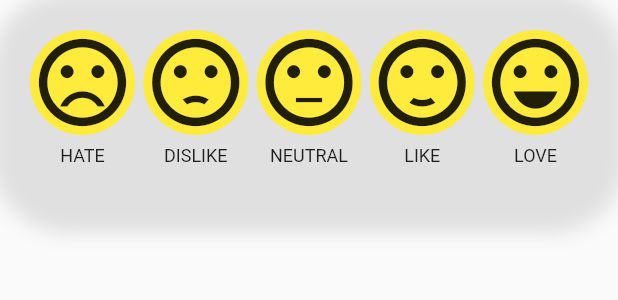
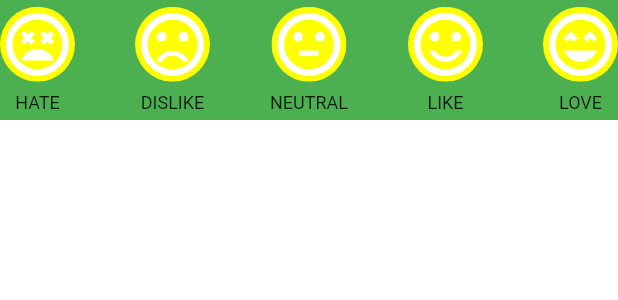
Before and after one commit to omarakhayyat/AlAinMuseum, a Flutter app: the FeedBackTap widget shown alone on an empty page, opened directly, on a phone screen of 412 x 824 dp. Shown: the top 300 px of the screen. Run offline on Flutter 3.47's test engine with Material 2 defaults, Android fonts, the phone set to English and light mode, and no system bars; our stand-ins replace animated_splash_screen, carousel_slider, chewie, google_nav_bar, page_transition, splashscreen and 2 more; missing offline and left inert: flutter_panorama; network calls fail.

Commit message:
Add Dark Theme

```diff
--- a/lib/main.dart
+++ b/lib/main.dart
@@ -1,4 +1,7 @@
 import 'package:flutter/material.dart';
+import 'package:provider/provider.dart';
+import 'package:webview/tabs/nav_bar.dart';
+import 'package:webview/theme/app_theme.dart';
 
 import 'Widgets/splash_screen_page.dart';
 
@@ -6,17 +9,21 @@ import 'Widgets/splash_screen_page.dart';
 //TODO -- DELETE ALL UNUSED CODE, AND CHECK ALL PROJECT FOR UNUSED CODE
 void main() => runApp(MyApp());
 
-class MyApp extends StatelessWidget {
-  // This widget is the root of your application.
+class MyApp extends StatefulWidget {
+  @override
+  _MyAppState createState() => _MyAppState();
+}
+
+class _MyAppState extends State<MyApp> with WidgetsBindingObserver {
   @override
   Widget build(BuildContext context) {
     return MaterialApp(
       debugShowCheckedModeBanner: false,
       title: 'Al Ain Palace Museum',
-      theme: ThemeData(
-        primarySwatch: Colors.blue,
-      ),
-      home: SplashScreenPage(),
+      theme: AppTheme.lightTheme,
+      darkTheme: AppTheme.darkTheme,
+      themeMode: ThemeMode.system,
+      home: NavBar(),
     );
   }
 }
--- a/lib/tabs/explore_tab.dart
+++ b/lib/tabs/explore_tab.dart
@@ -106,7 +106,7 @@ class _ExploreTabState extends State<ExploreTab> {
     );
 
     return Scaffold(
-      backgroundColor: Colors.black87,
+      backgroundColor: Theme.of(context).scaffoldBackgroundColor,
       body: ListView(
         children: <Widget>[
           Padding(
@@ -181,7 +181,7 @@ class _ExploreTabState extends State<ExploreTab> {
               text: TextSpan(
                 text: _exploreText[current].title,
                 style: TextStyle(
-                  color: Colors.white,
+                  color: Theme.of(context).textTheme.headline5.color,
                   fontWeight: FontWeight.w400,
                   fontSize: 19,
                 ),
--- a/lib/tabs/feedback_tap.dart
+++ b/lib/tabs/feedback_tap.dart
@@ -1,8 +1,9 @@
 import 'package:flutter/material.dart';
 import 'package:flutter/widgets.dart';
+import 'package:webview/tabs/explore_tab.dart';
 
-//TODO -- FIX THE FEEDBACK PAGE TO BE A POPUP FROM BUTTOM OF THE CURRENT PAGE BUT AT THE SAME TIME BE FIXED ON BOTTOM NAVIGATOR BAR
-//TODO -- FIX THE LAYOUT OF FEEDBACK
+//TODO -- Change Feedback Tab to Settings(or More Tab, when clicked 2 options will appear feedback and Settings for dark mode) TAB, where we will add Feedback and Dark Settings
+//TODO -- FIX THE LAYOUT OF FEEDBACK if the above is done, then no need for this point
 class FeedBackTap extends StatefulWidget {
   const FeedBackTap({Key key}) : super(key: key);
 
@@ -13,27 +14,21 @@ class FeedBackTap extends StatefulWidget {
 class _FeedBackTapState extends State<FeedBackTap> {
   @override
   Widget build(BuildContext context) {
-    return BottomSheet(
-      //backgroundColor: Colors.black,
-      enableDrag: true,
-      onClosing: () => print('CLOSED'),
-      builder: (context) => Container(clipBehavior: Clip.hardEdge,
-        height: 150,
-        decoration: BoxDecoration(
-          boxShadow: [
-            BoxShadow(blurRadius: 10, color: Colors.grey[300], spreadRadius: 5),
-          ],
-         // color: Colors.grey,
-          borderRadius: BorderRadius.all(
-            Radius.circular(50),
+    return Container(
+      color: Colors.green,
+      height: 80,
+      child: Stack(
+        children: [
+          BottomSheet(
+            shape: RoundedRectangleBorder(
+              borderRadius: BorderRadius.vertical(
+                top: Radius.circular(20),
               ),
             ),
-        child: Column(
-            //mainAxisSize: MainAxisSize.max,
-            //mainAxisAlignment: MainAxisAlignment.center,
-            children: [
-              Padding(
-                padding: const EdgeInsets.all(20.0),
+            backgroundColor: Colors.transparent,
+            onClosing: () => print('CLOSED'),
+            builder: (context) => Padding(
+              padding: const EdgeInsets.all(0),
               child: Row(
                 mainAxisAlignment: MainAxisAlignment.spaceBetween,
                 crossAxisAlignment: CrossAxisAlignment.center,
@@ -43,16 +38,19 @@ class _FeedBackTapState extends State<FeedBackTap> {
                     children: <Widget>[
                       ClipOval(
                         child: Material(
-                            color: Colors.yellow, // button color
+                          color: Colors.yellowAccent, // button color
                           child: InkWell(
                             splashColor: Colors.red, // splash color
-                              onTap: () {}, // button pressed
+                            onTap: () {
+                              print('Hate');
+                            }, // button pressed
                             child: Column(
                               mainAxisAlignment: MainAxisAlignment.center,
                               children: <Widget>[
                                 Icon(
-                                    Icons.sentiment_very_dissatisfied,
-                                    size: 70,
+                                  Icons.sentiment_very_dissatisfied_outlined,
+                                  size: 50,
+                                  color: Colors.white,
                                 ), // icon
                               ],
                             ),
@@ -73,13 +71,16 @@ class _FeedBackTapState extends State<FeedBackTap> {
                     children: <Widget>[
                       ClipOval(
                         child: Material(
-                            color: Colors.yellow, // button color
+                          color: Colors.yellowAccent, // button color
                           child: InkWell(
                             splashColor: Colors.redAccent, // splash color
-                              onTap: () {}, // button pressed
+                            onTap: () {
+                              print('Dislike');
+                            }, // button pressed
                             child: Icon(
-                                Icons.sentiment_dissatisfied,
-                                size: 70,
+                              Icons.sentiment_dissatisfied_outlined,
+                              size: 50,
+                              color: Colors.white,
                             ),
                           ),
                         ),
@@ -98,13 +99,16 @@ class _FeedBackTapState extends State<FeedBackTap> {
                     children: <Widget>[
                       ClipOval(
                         child: Material(
-                            color: Colors.yellow, // button color
+                          color: Colors.yellowAccent, // button color
                           child: InkWell(
                             splashColor: Colors.orange, // splash color
-                              onTap: () {}, // button pressed
+                            onTap: () {
+                              print('Natural');
+                            }, // button pressed
                             child: Icon(
-                                Icons.sentiment_neutral,
-                                size: 70,
+                              Icons.sentiment_neutral_outlined,
+                              size: 50,
+                              color: Colors.white,
                             ),
                           ),
                         ),
@@ -123,13 +127,16 @@ class _FeedBackTapState extends State<FeedBackTap> {
                     children: <Widget>[
                       ClipOval(
                         child: Material(
-                            color: Colors.yellow, // button color
+                          color: Colors.yellowAccent, // button color
                           child: InkWell(
                             splashColor: Colors.greenAccent, // splash color
-                              onTap: () {}, // button pressed
+                            onTap: () {
+                              print('Like');
+                            }, // button pressed
                             child: Icon(
-                                Icons.sentiment_satisfied,
-                                size: 70,
+                              Icons.sentiment_satisfied_outlined,
+                              size: 50,
+                              color: Colors.white,
                             ),
                           ),
                         ),
@@ -148,13 +155,16 @@ class _FeedBackTapState extends State<FeedBackTap> {
                     children: <Widget>[
                       ClipOval(
                         child: Material(
-                            color: Colors.yellow, // button color
+                          color: Colors.yellowAccent, // button color
                           child: InkWell(
                             splashColor: Colors.green, // splash color
-                              onTap: () {}, // button pressed
+                            onTap: () {
+                              print('Love');
+                            }, // button pressed
                             child: Icon(
-                                Icons.sentiment_very_satisfied,
-                                size: 70,
+                              Icons.sentiment_very_satisfied_outlined,
+                              size: 50,
+                              color: Colors.white,
                             ),
                           ),
                         ),
@@ -171,7 +181,8 @@ class _FeedBackTapState extends State<FeedBackTap> {
                 ],
               ),
             ),
-            ]),
+          ),
+        ],
       ),
     );
   }
--- /dev/null
+++ b/lib/theme/app_theme.dart
@@ -0,0 +1,75 @@
+import 'package:flutter/material.dart';
+
+class AppTheme {
+  AppTheme._();
+
+  static final ThemeData lightTheme = ThemeData(
+    primaryColor: Colors.orange[800],
+    bottomNavigationBarTheme:
+        BottomNavigationBarThemeData(backgroundColor: Colors.white),
+    scaffoldBackgroundColor: Colors.white,
+    appBarTheme: AppBarTheme(
+      color: Colors.orange[800],
+      iconTheme: IconThemeData(
+        color: Colors.white,
+      ),
+    ),
+    colorScheme: ColorScheme.light(
+      primary: Colors.white,
+      onPrimary: Colors.white,
+      primaryVariant: Colors.white38,
+      secondary: Colors.red,
+    ),
+    cardTheme: CardTheme(
+      color: Colors.teal,
+    ),
+    iconTheme: IconThemeData(
+      color: Colors.white54,
+    ),
+    textTheme: TextTheme(
+      headline6: TextStyle(
+        color: Colors.white,
+        fontSize: 18.0,
+      ),
+      headline5: TextStyle(
+        color: Colors.black,
+        fontSize: 18.0,
+      ),
+    ),
+  );
+
+  static final ThemeData darkTheme = ThemeData(
+    primaryColor: Colors.orange[800],
+    bottomNavigationBarTheme:
+        BottomNavigationBarThemeData(backgroundColor: Colors.black),
+    scaffoldBackgroundColor: Colors.black87,
+    appBarTheme: AppBarTheme(
+      color: Colors.orange[800],
+      iconTheme: IconThemeData(
+        color: Colors.white,
+      ),
+    ),
+    colorScheme: ColorScheme.light(
+      primary: Colors.black,
+      onPrimary: Colors.black,
+      primaryVariant: Colors.black,
+      secondary: Colors.red,
+    ),
+    cardTheme: CardTheme(
+      color: Colors.black,
+    ),
+    iconTheme: IconThemeData(
+      color: Colors.black,
+    ),
+    textTheme: TextTheme(
+      headline6: TextStyle(
+        color: Colors.black,
+        fontSize: 18.0,
+      ),
+      headline5: TextStyle(
+        color: Colors.white,
+        fontSize: 18.0,
+      ),
+    ),
+  );
+}
--- a/pubspec.yaml
+++ b/pubspec.yaml
@@ -27,7 +27,9 @@ dependencies:
   chewie: ^0.11.0
   google_nav_bar: ^3.1.0
   http: ^0.12.2
+  provider: ^4.3.2+2
   sensors: ^0.4.2+6
+  shared_preferences: ^0.5.12+4
   splashscreen: ^1.3.3
   video_player: ^1.0.0
   visibility_detector: ^0.1.5
```
Also changed, not shown: lib/tabs/home_tap.dart (+13 -15 lines), lib/tabs/nav_bar.dart (+13 -8 lines), pubspec.lock. Lines whose indentation alone changed are shown as unchanged.
